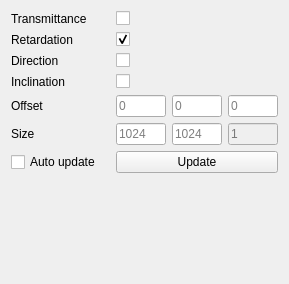
Before: the Qt Designer form include/ui/plugins/scalar_toolbox.ui in VRGroupRWTH/pli_view, drawn with Qt 5.
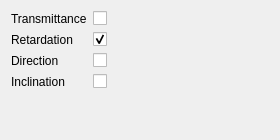
After: the same form once the commit is applied.

Patch:
```diff
--- a/include/ui/plugins/scalar_toolbox.ui
+++ b/include/ui/plugins/scalar_toolbox.ui
@@ -6,108 +6,15 @@
    <rect>
     <x>0</x>
     <y>0</y>
-    <width>289</width>
-    <height>284</height>
+    <width>280</width>
+    <height>140</height>
    </rect>
   </property>
   <property name="windowTitle">
    <string>Scalar Map Toolbox</string>
   </property>
   <layout class="QGridLayout" name="gridLayout">
-   <item row="5" column="3">
-    <widget class="QLineEdit" name="line_edit_size_y">
-     <property name="sizePolicy">
-      <sizepolicy hsizetype="Expanding" vsizetype="Fixed">
-       <horstretch>1</horstretch>
-       <verstretch>0</verstretch>
-      </sizepolicy>
-     </property>
-     <property name="text">
-      <string/>
-     </property>
-     <property name="alignment">
-      <set>Qt::AlignLeading|Qt::AlignLeft|Qt::AlignVCenter</set>
-     </property>
-     <property name="placeholderText">
-      <string>1024</string>
-     </property>
-    </widget>
-   </item>
-   <item row="5" column="4">
-    <widget class="QLineEdit" name="line_edit_size_z">
-     <property name="enabled">
-      <bool>false</bool>
-     </property>
-     <property name="sizePolicy">
-      <sizepolicy hsizetype="Expanding" vsizetype="Fixed">
-       <horstretch>1</horstretch>
-       <verstretch>0</verstretch>
-      </sizepolicy>
-     </property>
-     <property name="text">
-      <string/>
-     </property>
-     <property name="alignment">
-      <set>Qt::AlignLeading|Qt::AlignLeft|Qt::AlignVCenter</set>
-     </property>
-     <property name="placeholderText">
-      <string>1</string>
-     </property>
-    </widget>
-   </item>
-   <item row="6" column="0" colspan="2">
-    <widget class="QCheckBox" name="checkbox_auto_update">
-     <property name="text">
-      <string>Auto update</string>
-     </property>
-     <property name="checked">
-      <bool>false</bool>
-     </property>
-    </widget>
-   </item>
-   <item row="7" column="1">
-    <spacer name="spacer">
-     <property name="orientation">
-      <enum>Qt::Vertical</enum>
-     </property>
-     <property name="sizeHint" stdset="0">
-      <size>
-       <width>17</width>
-       <height>270</height>
-      </size>
-     </property>
-    </spacer>
-   </item>
-   <item row="6" column="2" colspan="3">
-    <widget class="QPushButton" name="button_update">
-     <property name="enabled">
-      <bool>true</bool>
-     </property>
-     <property name="text">
-      <string>Update</string>
-     </property>
-    </widget>
-   </item>
-   <item row="5" column="2">
-    <widget class="QLineEdit" name="line_edit_size_x">
-     <property name="sizePolicy">
-      <sizepolicy hsizetype="Expanding" vsizetype="Fixed">
-       <horstretch>1</horstretch>
-       <verstretch>0</verstretch>
-      </sizepolicy>
-     </property>
-     <property name="text">
-      <string/>
-     </property>
-     <property name="alignment">
-      <set>Qt::AlignLeading|Qt::AlignLeft|Qt::AlignVCenter</set>
-     </property>
-     <property name="placeholderText">
-      <string>1024</string>
-     </property>
-    </widget>
-   </item>
-   <item row="3" column="2">
+   <item row="3" column="1">
     <widget class="QCheckBox" name="checkbox_inclination">
      <property name="layoutDirection">
       <enum>Qt::LeftToRight</enum>
@@ -120,40 +27,7 @@
      </property>
     </widget>
    </item>
-   <item row="4" column="4">
-    <widget class="QLineEdit" name="line_edit_offset_z">
-     <property name="sizePolicy">
-      <sizepolicy hsizetype="Expanding" vsizetype="Fixed">
-       <horstretch>1</horstretch>
-       <verstretch>0</verstretch>
-      </sizepolicy>
-     </property>
-     <property name="text">
-      <string/>
-     </property>
-     <property name="alignment">
-      <set>Qt::AlignLeading|Qt::AlignLeft|Qt::AlignVCenter</set>
-     </property>
-     <property name="placeholderText">
-      <string>0</string>
-     </property>
-    </widget>
-   </item>
-   <item row="4" column="0">
-    <widget class="QLabel" name="label_offset">
-     <property name="text">
-      <string>Offset</string>
-     </property>
-    </widget>
-   </item>
-   <item row="5" column="0">
-    <widget class="QLabel" name="label_size">
-     <property name="text">
-      <string>Size</string>
-     </property>
-    </widget>
-   </item>
-   <item row="0" column="2">
+   <item row="0" column="1">
     <widget class="QCheckBox" name="checkbox_transmittance">
      <property name="layoutDirection">
       <enum>Qt::LeftToRight</enum>
@@ -166,7 +40,7 @@
      </property>
     </widget>
    </item>
-   <item row="2" column="2">
+   <item row="2" column="1">
     <widget class="QCheckBox" name="checkbox_direction">
      <property name="layoutDirection">
       <enum>Qt::LeftToRight</enum>
@@ -186,44 +60,6 @@
      </property>
     </widget>
    </item>
-   <item row="4" column="2">
-    <widget class="QLineEdit" name="line_edit_offset_x">
-     <property name="sizePolicy">
-      <sizepolicy hsizetype="Expanding" vsizetype="Fixed">
-       <horstretch>1</horstretch>
-       <verstretch>0</verstretch>
-      </sizepolicy>
-     </property>
-     <property name="text">
-      <string/>
-     </property>
-     <property name="alignment">
-      <set>Qt::AlignLeading|Qt::AlignLeft|Qt::AlignVCenter</set>
-     </property>
-     <property name="placeholderText">
-      <string>0</string>
-     </property>
-    </widget>
-   </item>
-   <item row="4" column="3">
-    <widget class="QLineEdit" name="line_edit_offset_y">
-     <property name="sizePolicy">
-      <sizepolicy hsizetype="Expanding" vsizetype="Fixed">
-       <horstretch>1</horstretch>
-       <verstretch>0</verstretch>
-      </sizepolicy>
-     </property>
-     <property name="text">
-      <string/>
-     </property>
-     <property name="alignment">
-      <set>Qt::AlignLeading|Qt::AlignLeft|Qt::AlignVCenter</set>
-     </property>
-     <property name="placeholderText">
-      <string>0</string>
-     </property>
-    </widget>
-   </item>
    <item row="0" column="0">
     <widget class="QLabel" name="label_transmittance">
      <property name="text">
@@ -238,7 +74,7 @@
      </property>
     </widget>
    </item>
-   <item row="1" column="2">
+   <item row="1" column="1">
     <widget class="QCheckBox" name="checkbox_retardation">
      <property name="layoutDirection">
       <enum>Qt::LeftToRight</enum>
@@ -258,6 +94,32 @@
      </property>
     </widget>
    </item>
+   <item row="0" column="2" rowspan="4">
+    <spacer name="spacer_horizontal">
+     <property name="orientation">
+      <enum>Qt::Horizontal</enum>
+     </property>
+     <property name="sizeHint" stdset="0">
+      <size>
+       <width>40</width>
+       <height>20</height>
+      </size>
+     </property>
+    </spacer>
+   </item>
+   <item row="4" column="0" colspan="3">
+    <spacer name="spacer_vertical">
+     <property name="orientation">
+      <enum>Qt::Vertical</enum>
+     </property>
+     <property name="sizeHint" stdset="0">
+      <size>
+       <width>17</width>
+       <height>270</height>
+      </size>
+     </property>
+    </spacer>
+   </item>
   </layout>
  </widget>
  <tabstops>
```
Left out of the diff: 8 changed lines with no effect on the pictures.
